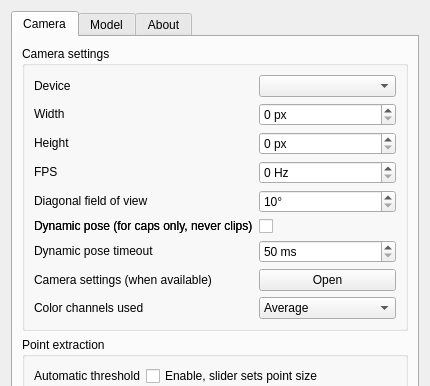
Above: tracker-pt/FTNoIR_PT_Controls.ui from opentrack/opentrack before the change; both pictures show x 0 to 430 and y 0 to 386 of the 430 by 640 pixel window. Below: the same form after it.
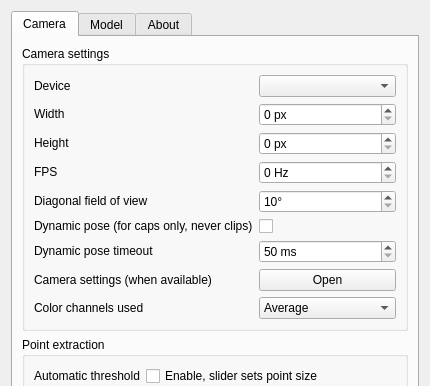
That is the form after the change. Icons and pictures are not drawn.

Commit message: tracker/pt: fix dynpose label font style

Patch:
```diff
--- a/tracker-pt/FTNoIR_PT_Controls.ui
+++ b/tracker-pt/FTNoIR_PT_Controls.ui
@@ -9,7 +9,7 @@
    <rect>
     <x>0</x>
     <y>0</y>
-    <width>411</width>
+    <width>418</width>
     <height>630</height>
    </rect>
   </property>
@@ -332,19 +332,6 @@
             </property>
            </widget>
           </item>
-          <item row="5" column="0">
-           <widget class="QLabel" name="label_13">
-            <property name="sizePolicy">
-             <sizepolicy hsizetype="Preferred" vsizetype="Maximum">
-              <horstretch>0</horstretch>
-              <verstretch>0</verstretch>
-             </sizepolicy>
-            </property>
-            <property name="text">
-             <string>Dynamic pose (for caps only, never clips)</string>
-            </property>
-           </widget>
-          </item>
           <item row="0" column="0">
            <widget class="QLabel" name="label_2">
             <property name="sizePolicy">
@@ -387,19 +374,6 @@
             </property>
            </widget>
           </item>
-          <item row="5" column="0">
-           <widget class="QLabel" name="label_511111">
-            <property name="sizePolicy">
-             <sizepolicy hsizetype="Minimum" vsizetype="Maximum">
-              <horstretch>0</horstretch>
-              <verstretch>0</verstretch>
-             </sizepolicy>
-            </property>
-            <property name="text">
-             <string>Dynamic pose (for caps only, never clips)</string>
-            </property>
-           </widget>
-          </item>
           <item row="8" column="0">
            <widget class="QLabel" name="label_12">
             <property name="sizePolicy">
@@ -443,6 +417,19 @@
             </item>
            </widget>
           </item>
+          <item row="5" column="0">
+           <widget class="QLabel" name="label_5">
+            <property name="sizePolicy">
+             <sizepolicy hsizetype="Minimum" vsizetype="Maximum">
+              <horstretch>0</horstretch>
+              <verstretch>0</verstretch>
+             </sizepolicy>
+            </property>
+            <property name="text">
+             <string>Dynamic pose (for caps only, never clips)</string>
+            </property>
+           </widget>
+          </item>
          </layout>
         </widget>
        </item>
```
